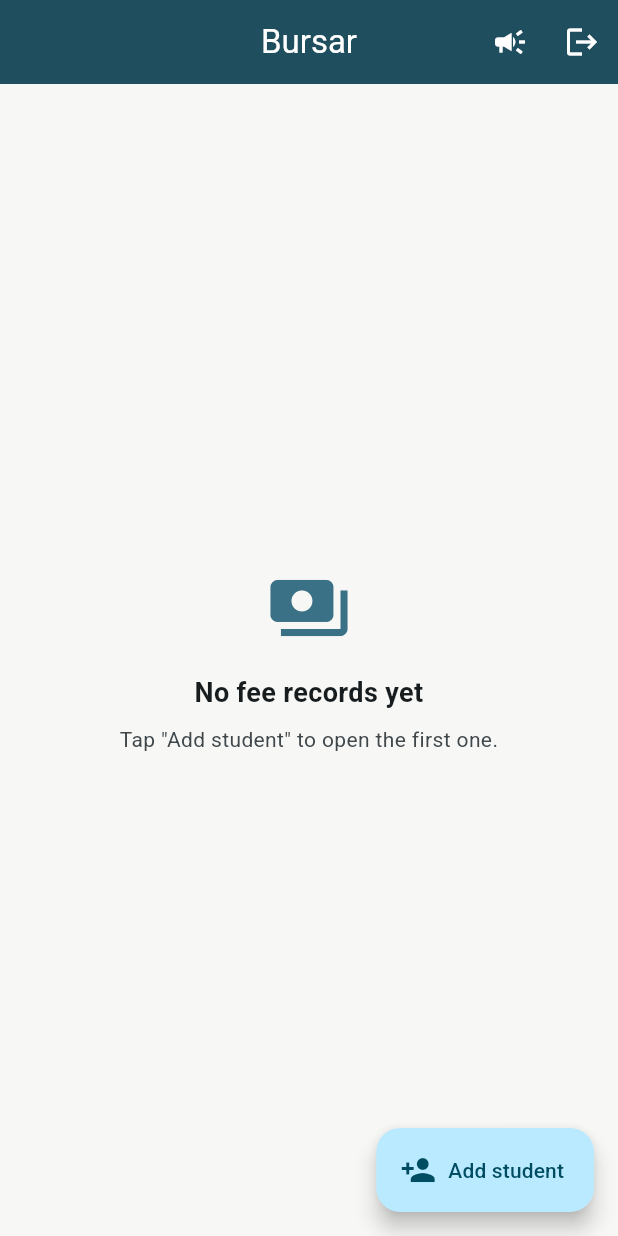
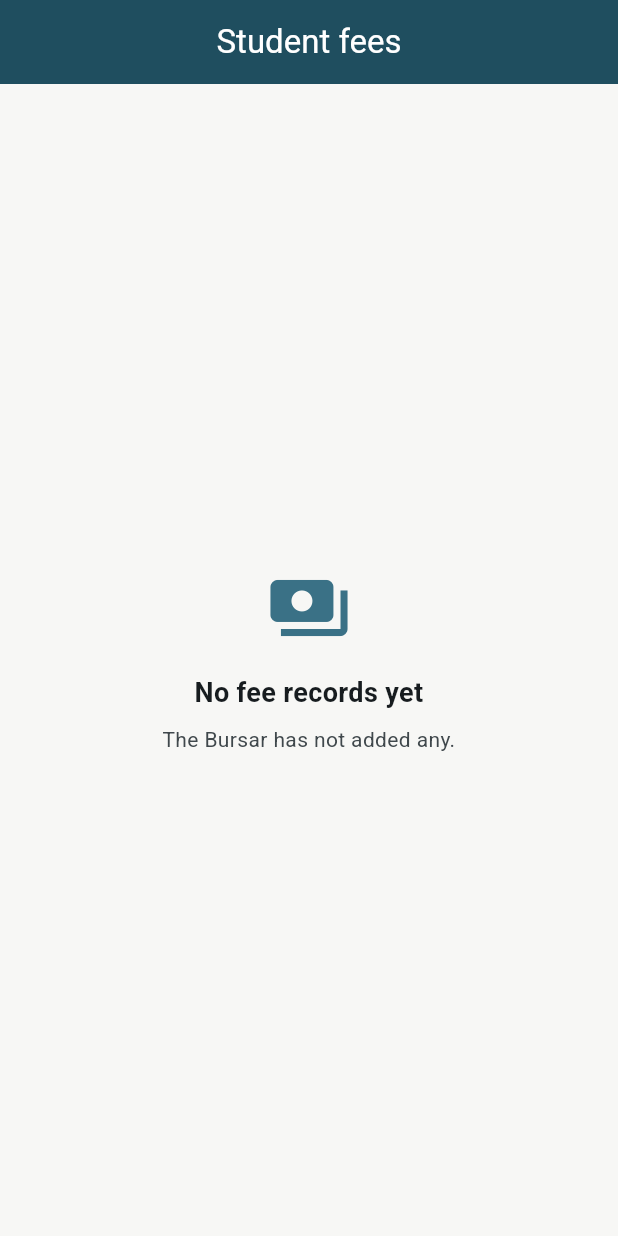
Before and after one commit to vextech1/rcsn, a Flutter app: the BursarDashboardScreen screen opened by its route, on a phone screen of 412 x 824 dp. Run offline on Flutter 3.47's test engine with Material 3 defaults, Android fonts, the phone set to English and light mode, and no system bars; our stand-ins replace cached_network_image, cloud_firestore, file_picker, firebase_auth, firebase_core, firebase_messaging and 4 more; accounts and stored records are empty.

Commit message:
Give the Principal a read-only view of student fees
Co-Authored-By: Claude Sonnet 5.5 <noreply@anthropic.com>
Claude-Session: https://claude.ai/code/session_012gnatW2gaTwP5z91SfyzzK

```diff
--- a/lib/core/router/app_routes.dart
+++ b/lib/core/router/app_routes.dart
@@ -27,6 +27,8 @@ class AppRoutes {
   // Principal
   static const String principalDashboard = '/principal/dashboard';
   static const String principalStaff = '/principal/staff';
+  static const String principalFees = '/principal/fees';
+  static const String principalFeeRecord = '/principal/fees/record';
 
   // Registrar. The structure/tutors/students/content-types screens are
   // still the original Admin screens, relocated here in Phase 1 and
--- a/lib/screens/bursar/dashboard/bursar_dashboard_screen.dart
+++ b/lib/screens/bursar/dashboard/bursar_dashboard_screen.dart
@@ -13,9 +13,11 @@ import '../../../widgets/common/app_loading_indicator.dart';
 import '../fee_status_label.dart';
 
 /// Bursar landing screen: every tuition record, with search, a status filter
-/// and totals for what is shown.
+/// and totals for what is shown. With [readOnly] it is the Principal's view.
 class BursarDashboardScreen extends StatefulWidget {
-  const BursarDashboardScreen({super.key});
+  final bool readOnly;
+
+  const BursarDashboardScreen({super.key, this.readOnly = false});
 
   @override
   State<BursarDashboardScreen> createState() => _BursarDashboardScreenState();
@@ -30,8 +32,8 @@ class _BursarDashboardScreenState extends State<BursarDashboardScreen> {
   Widget build(BuildContext context) {
     return Scaffold(
       appBar: AppBar(
-        title: const Text('Bursar'),
-        actions: [
+        title: Text(widget.readOnly ? 'Student fees' : 'Bursar'),
+        actions: widget.readOnly ? null : [
           IconButton(
             icon: const Icon(Icons.campaign),
             tooltip: 'Public Space',
@@ -47,7 +49,7 @@ class _BursarDashboardScreenState extends State<BursarDashboardScreen> {
           ),
         ],
       ),
-      floatingActionButton: FloatingActionButton.extended(
+      floatingActionButton: widget.readOnly ? null : FloatingActionButton.extended(
         onPressed: () => context.push(AppRoutes.bursarAdd),
         icon: const Icon(Icons.person_add),
         label: const Text('Add student'),
@@ -64,10 +66,12 @@ class _BursarDashboardScreenState extends State<BursarDashboardScreen> {
 
           final all = snapshot.data!;
           if (all.isEmpty) {
-            return const AppEmptyState(
+            return AppEmptyState(
               icon: Icons.payments,
               title: 'No fee records yet',
-              message: 'Tap "Add student" to open the first one.',
+              message: widget.readOnly
+                  ? 'The Bursar has not added any.'
+                  : 'Tap "Add student" to open the first one.',
             );
           }
 
@@ -135,7 +139,9 @@ class _BursarDashboardScreenState extends State<BursarDashboardScreen> {
                       isThreeLine: true,
                       trailing: FeeStatusLabel(fee.status),
                       onTap: () => context.push(
-                        AppRoutes.bursarRecord,
+                        widget.readOnly
+                            ? AppRoutes.principalFeeRecord
+                            : AppRoutes.bursarRecord,
                         extra: fee.id,
                       ),
                     );
--- a/lib/screens/principal/dashboard/principal_dashboard_screen.dart
+++ b/lib/screens/principal/dashboard/principal_dashboard_screen.dart
@@ -49,6 +49,11 @@ class PrincipalDashboardScreen extends StatelessWidget {
               onTap: () => context.push(AppRoutes.principalStaff),
             ),
             DashboardTile(
+              icon: Icons.payments,
+              label: 'Student Fees',
+              onTap: () => context.push(AppRoutes.principalFees),
+            ),
+            DashboardTile(
               icon: Icons.account_tree,
               label: 'Academic Structure',
               onTap: () => context.push(AppRoutes.registrarStructure),
```
Also changed, not shown: lib/core/router/app_router.dart (+10 -0 lines), lib/screens/bursar/detail/bursar_fee_detail_screen.dart (+15 -3 lines), 1 other file.
